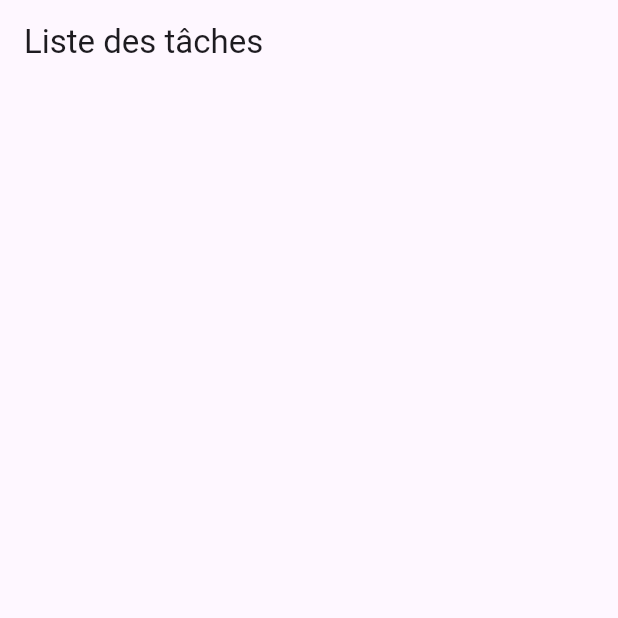
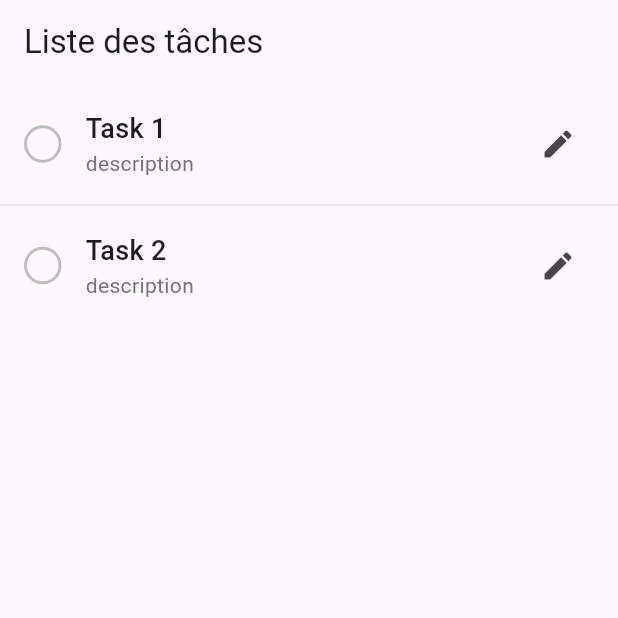
Before and after one commit to TraoreAllassane10/TODO_APP, a Flutter app: the screen it shows after launch, on a phone screen of 412 x 824 dp, the top half of it. Run offline on Flutter 3.47's test engine with Material 3 defaults, Android fonts, the phone set to English and light mode, and no system bars.

Commit message:
feat : Affichage des taches

```diff
--- a/lib/providers/task_provider.dart
+++ b/lib/providers/task_provider.dart
@@ -34,4 +34,9 @@ class TaskProvider extends ChangeNotifier {
     // Signaler une modification
     notifyListeners();
   }
+
+  void toggleTask(Task task) {
+    task.completed = !task.completed;
+    notifyListeners();
+  }
 }
--- a/lib/task_list.dart
+++ b/lib/task_list.dart
@@ -1,4 +1,7 @@
 import 'package:flutter/material.dart';
+import 'package:provider/provider.dart';
+import 'package:todo_app/models/task.dart';
+import 'package:todo_app/providers/task_provider.dart';
 
 class TaskList extends StatefulWidget {
   const TaskList({super.key});
@@ -11,7 +14,105 @@ class _TaskListState extends State<TaskList> {
   @override
   Widget build(BuildContext context) {
     return Scaffold(
-      appBar: AppBar(title: Text("Liste des tâches"),),
+      appBar: AppBar(title: Text("Liste des tâches")),
+
+      body: Consumer<TaskProvider>(
+        builder: (context, value, child) {
+          return Column(
+            children: [
+              Row(children: []),
+              Expanded(
+                child: ListView.separated(
+                  itemCount: value.tasks.length,
+                  separatorBuilder: (context, index) =>
+                      Divider(height: 1, color: Colors.grey[300]),
+                  itemBuilder: (context, index) {
+                    var task = value.tasks[index];
+
+                    return TaskItem(task: task);
+                  },
+                ),
+              ),
+            ],
+          );
+        },
+      ),
     );
   }
 }
+
+class TaskItem extends StatelessWidget {
+  final Task task;
+
+  const TaskItem({super.key, required this.task});
+
+  Widget _getCheckBox() {
+    if (!task.completed) {
+      return Container(
+        width: 25,
+        height: 25,
+
+        decoration: BoxDecoration(
+          shape: BoxShape.circle,
+          border: Border.all(color: Colors.grey[400]!, width: 2),
+        ),
+      );
+    }
+
+    return Container(
+      width: 25,
+      height: 25,
+
+      decoration: BoxDecoration(shape: BoxShape.circle, color: Colors.green),
+      child: Icon(Icons.check, size: 16, color: Colors.white),
+    );
+  }
+
+  @override
+  Widget build(BuildContext context) {
+    return Padding(
+      padding: const EdgeInsets.all(16),
+      child: Row(
+        children: [
+          GestureDetector(
+            onTap: () {
+              var provider = Provider.of<TaskProvider>(context, listen: false);
+              provider.toggleTask(task);
+            },
+            child: _getCheckBox(),
+          ),
+
+          SizedBox(width: 16),
+
+          Expanded(
+            child: Column(
+              crossAxisAlignment: CrossAxisAlignment.start,
+              children: [
+                Text(
+                  task.title,
+                  style: TextStyle(
+                    fontSize: 18,
+                    fontWeight: FontWeight.w500,
+                    decoration: task.completed
+                        ? TextDecoration.lineThrough
+                        : null,
+                  ),
+                ),
+                Text(
+                  task.description,
+                  style: TextStyle(
+                    color: Colors.grey[600],
+                    decoration: task.completed
+                        ? TextDecoration.lineThrough
+                        : null,
+                  ),
+                ),
+              ],
+            ),
+          ),
+          IconButton(onPressed: () {}, icon: Icon(Icons.edit)),
+        ],
+      ),
+    );
+  }
+}
```
